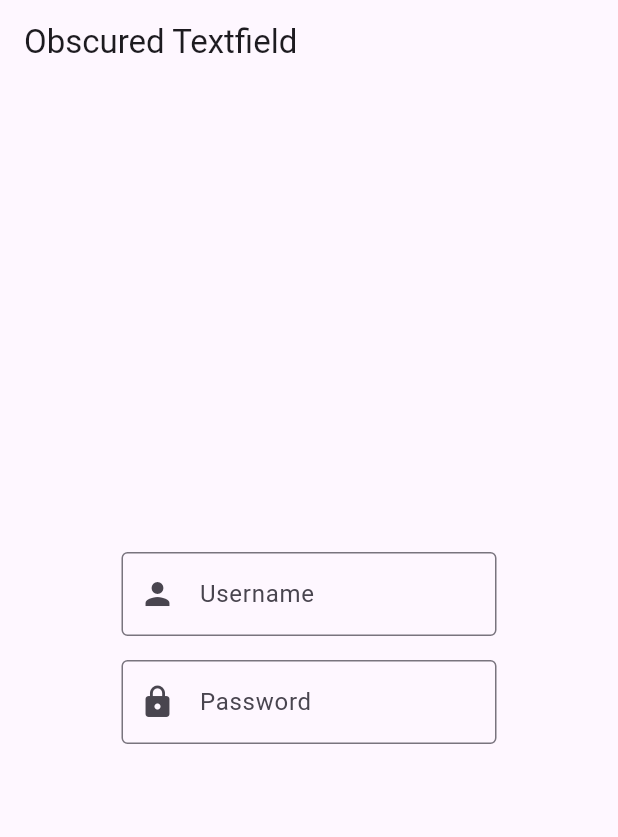
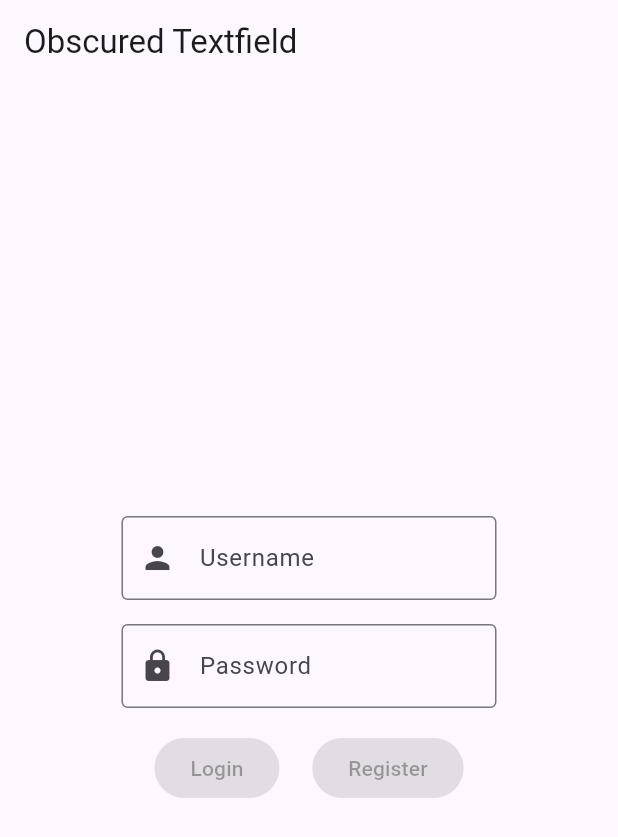
Before and after one commit to Halfsimon1234/Dominik, a Flutter app: the screen it shows after launch, on a phone screen of 412 x 824 dp. Shown: the top 837 px of the screen. Run offline on Flutter 3.47's test engine with Material 3 defaults, Android fonts, the light colour scheme and no system bars.

Commit message:
Login Buttons

```diff
--- a/lib/screens/login_screen.dart
+++ b/lib/screens/login_screen.dart
@@ -26,14 +26,24 @@ class ObscuredTextFieldSample extends StatelessWidget {
               border: OutlineInputBorder(),
               labelText: 'Password',
               prefixIcon: Icon(Icons.lock),
-
             ),
           ),
           SizedBox(height: 16), // Abstand
 
-
-
-
+          // Row mit zwei Buttons
+          Row(
+            mainAxisAlignment: MainAxisAlignment.spaceEvenly,
+            children: [
+              ElevatedButton(
+                onPressed: null, // hier kannst du später die Login-Logik einfügen
+                child: Text('Login'),
+              ),
+              ElevatedButton(
+                onPressed: null, // hier kannst du später die Register-Logik einfügen
+                child: Text('Register'),
+              ),
+            ],
+          ),
         ],
       ),
     );
```
